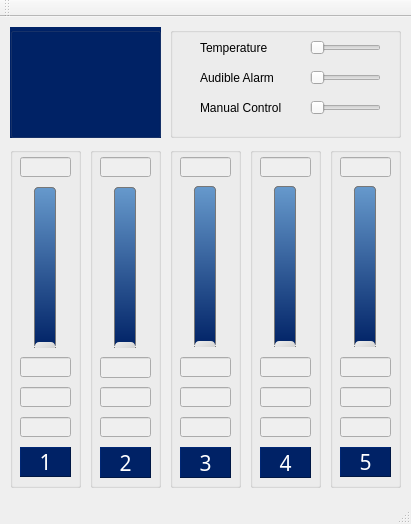
Shub77/phoebetria-code, file gui_mainwindow.ui: the form before one commit.
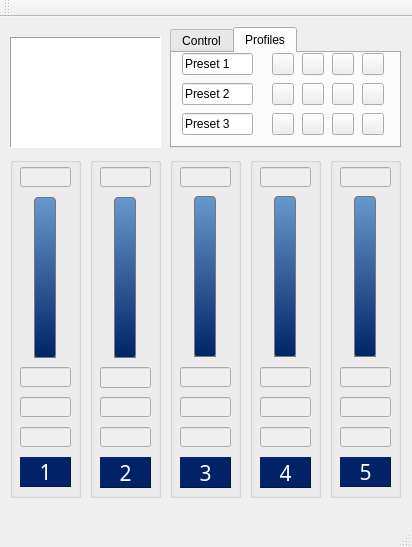
The form after the commit. The open tabs and pages were chosen to show the change. Icons and pictures are not drawn.

Commit message: Cleaned up some images and give it some profile buttons

Diff of the .ui file:
```diff
--- a/gui_mainwindow.ui
+++ b/gui_mainwindow.ui
@@ -6,8 +6,8 @@
    <rect>
     <x>0</x>
     <y>0</y>
-    <width>411</width>
-    <height>524</height>
+    <width>412</width>
+    <height>547</height>
    </rect>
   </property>
   <property name="sizePolicy">
@@ -27,7 +27,7 @@
     <property name="geometry">
      <rect>
       <x>330</x>
-      <y>130</y>
+      <y>140</y>
       <width>71</width>
       <height>341</height>
      </rect>
@@ -170,12 +170,12 @@
  }
 
  QSlider::handle:vertical {
-     background: qlineargradient(x1:0, y1:0, x2:1, y2:1, stop:0 #eee, stop:1 #ccc);
-	 width: 10px;
-	 margin-top: -6px;
-     margin-bottom: -6px;
-     border 1px solid #777;
-     border-radius: 4px;
+	 background-image: url(:/Images/slider_toggle.png);
+ 	width:35px;
+ 	height:17px;
+ 	margin:-7px;
+ 	border:0px;
+ 	padding:0px;
  }
 
  QSlider::add-page:vertical {
@@ -213,7 +213,7 @@
     <property name="geometry">
      <rect>
       <x>90</x>
-      <y>130</y>
+      <y>140</y>
       <width>71</width>
       <height>341</height>
      </rect>
@@ -356,12 +356,12 @@
  }
 
  QSlider::handle:vertical {
-     background: qlineargradient(x1:0, y1:0, x2:1, y2:1, stop:0 #eee, stop:1 #ccc);
-	 width: 10px;
-	 margin-top: -6px;
-     margin-bottom: -6px;
-     border 1px solid #777;
-     border-radius: 4px;
+	 background-image: url(:/Images/slider_toggle.png);
+ 	width:35px;
+ 	height:17px;
+ 	margin:-7px;
+ 	border:0px;
+ 	padding:0px;
  }
 
  QSlider::add-page:vertical {
@@ -399,7 +399,7 @@
     <property name="geometry">
      <rect>
       <x>250</x>
-      <y>130</y>
+      <y>140</y>
       <width>71</width>
       <height>341</height>
      </rect>
@@ -542,12 +542,12 @@
  }
 
  QSlider::handle:vertical {
-     background: qlineargradient(x1:0, y1:0, x2:1, y2:1, stop:0 #eee, stop:1 #ccc);
-	 width: 10px;
-	 margin-top: -6px;
-     margin-bottom: -6px;
-     border 1px solid #777;
-     border-radius: 4px;
+	 background-image: url(:/Images/slider_toggle.png);
+ 	width:35px;
+ 	height:17px;
+ 	margin:-7px;
+ 	border:0px;
+ 	padding:0px;
  }
 
  QSlider::add-page:vertical {
@@ -591,7 +591,7 @@
     <property name="geometry">
      <rect>
       <x>170</x>
-      <y>130</y>
+      <y>140</y>
       <width>71</width>
       <height>341</height>
      </rect>
@@ -734,12 +734,12 @@
  }
 
  QSlider::handle:vertical {
-     background: qlineargradient(x1:0, y1:0, x2:1, y2:1, stop:0 #eee, stop:1 #ccc);
-	 width: 10px;
-	 margin-top: -6px;
-     margin-bottom: -6px;
-     border 1px solid #777;
-     border-radius: 4px;
+	 background-image: url(:/Images/slider_toggle.png);
+ 	width:35px;
+ 	height:17px;
+ 	margin:-7px;
+ 	border:0px;
+ 	padding:0px;
  }
 
  QSlider::add-page:vertical {
@@ -777,7 +777,7 @@
     <property name="geometry">
      <rect>
       <x>10</x>
-      <y>130</y>
+      <y>140</y>
       <width>71</width>
       <height>341</height>
      </rect>
@@ -943,12 +943,12 @@
  }
 
  QSlider::handle:vertical {
-     background: qlineargradient(x1:0, y1:0, x2:1, y2:1, stop:0 #eee, stop:1 #ccc);
-	 width: 10px;
-	 margin-top: -6px;
-     margin-bottom: -6px;
-     border 1px solid #777;
-     border-radius: 4px;
+	 background-image: url(:/Images/slider_toggle.png);
+ 	width:35px;
+ 	height:17px;
+ 	margin:-7px;
+ 	border:0px;
+ 	padding:0px;
  }
 
  QSlider::add-page:vertical {
@@ -982,88 +982,70 @@
      </property>
     </widget>
    </widget>
-   <widget class="QGroupBox" name="groupBox">
+   <widget class="QGraphicsView" name="graphicsView">
+    <property name="geometry">
+     <rect>
+      <x>10</x>
+      <y>20</y>
+      <width>151</width>
+      <height>111</height>
+     </rect>
+    </property>
+    <property name="minimumSize">
+     <size>
+      <width>151</width>
+      <height>111</height>
+     </size>
+    </property>
+    <property name="maximumSize">
+     <size>
+      <width>151</width>
+      <height>111</height>
+     </size>
+    </property>
+    <property name="styleSheet">
+     <string notr="true">background-image: url(:/Images/phoebetria_fan.gif);</string>
+    </property>
+    <property name="frameShape">
+     <enum>QFrame::Panel</enum>
+    </property>
+    <property name="frameShadow">
+     <enum>QFrame::Sunken</enum>
+    </property>
+    <property name="verticalScrollBarPolicy">
+     <enum>Qt::ScrollBarAlwaysOff</enum>
+    </property>
+    <property name="horizontalScrollBarPolicy">
+     <enum>Qt::ScrollBarAlwaysOff</enum>
+    </property>
+   </widget>
+   <widget class="QTabWidget" name="tabWidget">
     <property name="geometry">
      <rect>
       <x>170</x>
       <y>10</y>
       <width>231</width>
-      <height>111</height>
+      <height>121</height>
      </rect>
     </property>
-    <property name="styleSheet">
-     <string notr="true"/>
+    <property name="currentIndex">
+     <number>0</number>
     </property>
-    <property name="title">
-     <string/>
-    </property>
-    <widget class="QLabel" name="label">
-     <property name="geometry">
-      <rect>
-       <x>30</x>
-       <y>10</y>
-       <width>111</width>
-       <height>21</height>
-      </rect>
-     </property>
-     <property name="minimumSize">
-      <size>
-       <width>0</width>
-       <height>21</height>
-      </size>
-     </property>
-     <property name="font">
-      <font>
-       <kerning>true</kerning>
-      </font>
-     </property>
-     <property name="text">
-      <string>Temperature</string>
-     </property>
-    </widget>
-    <widget class="QLabel" name="label_2">
-     <property name="geometry">
-      <rect>
-       <x>30</x>
-       <y>40</y>
-       <width>111</width>
-       <height>21</height>
-      </rect>
-     </property>
-     <property name="minimumSize">
-      <size>
-       <width>0</width>
-       <height>21</height>
-      </size>
-     </property>
-     <property name="text">
-      <string>Audible Alarm</string>
-     </property>
-    </widget>
-    <widget class="QLabel" name="label_3">
-     <property name="geometry">
-      <rect>
-       <x>30</x>
-       <y>70</y>
-       <width>111</width>
-       <height>21</height>
-      </rect>
-     </property>
-     <property name="text">
-      <string>Manual Control</string>
-     </property>
-    </widget>
-    <widget class="QSlider" name="ctrl_isAudibleAlarm">
-     <property name="geometry">
-      <rect>
-       <x>140</x>
-       <y>40</y>
-       <width>71</width>
-       <height>21</height>
-      </rect>
-     </property>
-     <property name="styleSheet">
-      <string notr="true">QSlider {
+    <widget class="QWidget" name="tab">
+     <attribute name="title">
+      <string>Control</string>
+     </attribute>
+     <widget class="QSlider" name="ctrl_isAudibleAlarm">
+      <property name="geometry">
+       <rect>
+        <x>140</x>
+        <y>30</y>
+        <width>71</width>
+        <height>21</height>
+       </rect>
+      </property>
+      <property name="styleSheet">
+       <string notr="true">QSlider {
  min-width:71px;
  min-height:21px;
  max-width:71px;
@@ -1136,25 +1118,38 @@
  padding:0px;
  }
 </string>
-     </property>
-     <property name="maximum">
-      <number>1</number>
-     </property>
-     <property name="orientation">
-      <enum>Qt::Horizontal</enum>
-     </property>
-    </widget>
-    <widget class="QSlider" name="ctrl_isManual">
-     <property name="geometry">
-      <rect>
-       <x>140</x>
-       <y>70</y>
-       <width>71</width>
-       <height>21</height>
-      </rect>
-     </property>
-     <property name="styleSheet">
-      <string notr="true">QSlider {
+      </property>
+      <property name="maximum">
+       <number>1</number>
+      </property>
+      <property name="orientation">
+       <enum>Qt::Horizontal</enum>
+      </property>
+     </widget>
+     <widget class="QLabel" name="label_3">
+      <property name="geometry">
+       <rect>
+        <x>10</x>
+        <y>60</y>
+        <width>121</width>
+        <height>21</height>
+       </rect>
+      </property>
+      <property name="text">
+       <string>Manual Control</string>
+      </property>
+     </widget>
+     <widget class="QSlider" name="ctrl_isManual">
+      <property name="geometry">
+       <rect>
+        <x>140</x>
+        <y>60</y>
+        <width>71</width>
+        <height>21</height>
+       </rect>
+      </property>
+      <property name="styleSheet">
+       <string notr="true">QSlider {
  min-width:71px;
  min-height:21px;
  max-width:71px;
@@ -1227,25 +1222,68 @@
  padding:0px;
  }
 </string>
-     </property>
-     <property name="maximum">
-      <number>1</number>
-     </property>
-     <property name="orientation">
-      <enum>Qt::Horizontal</enum>
-     </property>
-    </widget>
-    <widget class="QSlider" name="ctrl_tempScaleToggle">
-     <property name="geometry">
-      <rect>
-       <x>140</x>
-       <y>10</y>
-       <width>71</width>
-       <height>21</height>
-      </rect>
-     </property>
-     <property name="styleSheet">
-      <string notr="true">QSlider {
+      </property>
+      <property name="maximum">
+       <number>1</number>
+      </property>
+      <property name="orientation">
+       <enum>Qt::Horizontal</enum>
+      </property>
+     </widget>
+     <widget class="QLabel" name="label_2">
+      <property name="geometry">
+       <rect>
+        <x>10</x>
+        <y>30</y>
+        <width>121</width>
+        <height>21</height>
+       </rect>
+      </property>
+      <property name="minimumSize">
+       <size>
+        <width>0</width>
+        <height>21</height>
+       </size>
+      </property>
+      <property name="text">
+       <string>Audible Alarm</string>
+      </property>
+     </widget>
+     <widget class="QLabel" name="label">
+      <property name="geometry">
+       <rect>
+        <x>10</x>
+        <y>0</y>
+        <width>121</width>
+        <height>21</height>
+       </rect>
+      </property>
+      <property name="minimumSize">
+       <size>
+        <width>0</width>
+        <height>21</height>
+       </size>
+      </property>
+      <property name="font">
+       <font>
+        <kerning>true</kerning>
+       </font>
+      </property>
+      <property name="text">
+       <string>Temperature Scale</string>
+      </property>
+     </widget>
+     <widget class="QSlider" name="ctrl_tempScaleToggle">
+      <property name="geometry">
+       <rect>
+        <x>140</x>
+        <y>0</y>
+        <width>71</width>
+        <height>21</height>
+       </rect>
+      </property>
+      <property name="styleSheet">
+       <string notr="true">QSlider {
  min-width:71px;
  min-height:21px;
  max-width:71px;
@@ -1318,31 +1356,344 @@
  padding:0px;
  }
 </string>
-     </property>
-     <property name="maximum">
-      <number>1</number>
-     </property>
-     <property name="orientation">
-      <enum>Qt::Horizontal</enum>
-     </property>
+      </property>
+      <property name="maximum">
+       <number>1</number>
+      </property>
+      <property name="orientation">
+       <enum>Qt::Horizontal</enum>
+      </property>
+     </widget>
     </widget>
-   </widget>
-   <widget class="QGroupBox" name="groupBox_7">
-    <property name="geometry">
-     <rect>
-      <x>10</x>
-      <y>10</y>
-      <width>151</width>
-      <height>111</height>
-     </rect>
-    </property>
-    <property name="styleSheet">
-     <string notr="true">background-color: #026;
-color: #fff;</string>
-    </property>
-    <property name="title">
-     <string/>
-    </property>
+    <widget class="QWidget" name="tab_2">
+     <attribute name="title">
+      <string>Profiles</string>
+     </attribute>
+     <widget class="QLineEdit" name="lineEdit">
+      <property name="geometry">
+       <rect>
+        <x>10</x>
+        <y>0</y>
+        <width>71</width>
+        <height>22</height>
+       </rect>
+      </property>
+      <property name="text">
+       <string>Preset 1</string>
+      </property>
+     </widget>
+     <widget class="QLineEdit" name="lineEdit_2">
+      <property name="geometry">
+       <rect>
+        <x>10</x>
+        <y>30</y>
+        <width>71</width>
+        <height>22</height>
+       </rect>
+      </property>
+      <property name="text">
+       <string>Preset 2</string>
+      </property>
+     </widget>
+     <widget class="QLineEdit" name="lineEdit_3">
+      <property name="geometry">
+       <rect>
+        <x>10</x>
+        <y>60</y>
+        <width>71</width>
+        <height>22</height>
+       </rect>
+      </property>
+      <property name="text">
+       <string>Preset 3</string>
+      </property>
+     </widget>
+     <widget class="QPushButton" name="pushButton">
+      <property name="geometry">
+       <rect>
+        <x>100</x>
+        <y>0</y>
+        <width>22</width>
+        <height>22</height>
+       </rect>
+      </property>
+      <property name="maximumSize">
+       <size>
+        <width>25</width>
+        <height>25</height>
+       </size>
+      </property>
+      <property name="toolTip">
+       <string>Load Preset</string>
+      </property>
+      <property name="styleSheet">
+       <string notr="true"/>
+      </property>
+      <property name="text">
+       <string/>
+      </property>
+      <property name="icon">
+       <iconset resource="gui_resources.qrc">
+        <normaloff>:/Images/profile_load.png</normaloff>:/Images/profile_load.png</iconset>
+      </property>
+     </widget>
+     <widget class="QPushButton" name="pushButton_2">
+      <property name="geometry">
+       <rect>
+        <x>130</x>
+        <y>0</y>
+        <width>22</width>
+        <height>22</height>
+       </rect>
+      </property>
+      <property name="toolTip">
+       <string>Set Preset</string>
+      </property>
+      <property name="text">
+       <string/>
+      </property>
+      <property name="icon">
+       <iconset resource="gui_resources.qrc">
+        <normaloff>:/Images/profile_set.png</normaloff>:/Images/profile_set.png</iconset>
+      </property>
+     </widget>
+     <widget class="QPushButton" name="pushButton_3">
+      <property name="geometry">
+       <rect>
+        <x>160</x>
+        <y>0</y>
+        <width>22</width>
+        <height>22</height>
+       </rect>
+      </property>
+      <property name="toolTip">
+       <string>Reset Preset</string>
+      </property>
+      <property name="text">
+       <string/>
+      </property>
+      <property name="icon">
+       <iconset resource="gui_resources.qrc">
+        <normaloff>:/Images/profile_reset.png</normaloff>:/Images/profile_reset.png</iconset>
+      </property>
+     </widget>
+     <widget class="QPushButton" name="pushButton_4">
+      <property name="geometry">
+       <rect>
+        <x>190</x>
+        <y>0</y>
+        <width>22</width>
+        <height>22</height>
+       </rect>
+      </property>
+      <property name="maximumSize">
+       <size>
+        <width>16777200</width>
+        <height>16777215</height>
+       </size>
+      </property>
+      <property name="toolTip">
+       <string>Save Preset</string>
+      </property>
+      <property name="text">
+       <string/>
+      </property>
+      <property name="icon">
+       <iconset resource="gui_resources.qrc">
+        <normaloff>:/Images/profile_save.png</normaloff>:/Images/profile_save.png</iconset>
+      </property>
+     </widget>
+     <widget class="QPushButton" name="pushButton_5">
+      <property name="geometry">
+       <rect>
+        <x>130</x>
+        <y>30</y>
+        <width>22</width>
+        <height>22</height>
+       </rect>
+      </property>
+      <property name="toolTip">
+       <string>Set Preset</string>
+      </property>
+      <property name="text">
+       <string/>
+      </property>
+      <property name="icon">
+       <iconset resource="gui_resources.qrc">
+        <normaloff>:/Images/profile_set.png</normaloff>:/Images/profile_set.png</iconset>
+      </property>
+     </widget>
+     <widget class="QPushButton" name="pushButton_6">
+      <property name="geometry">
+       <rect>
+        <x>100</x>
+        <y>30</y>
+        <width>22</width>
+        <height>22</height>
+       </rect>
+      </property>
+      <property name="maximumSize">
+       <size>
+        <width>25</width>
+        <height>25</height>
+       </size>
+      </property>
+      <property name="toolTip">
+       <string>Load Preset</string>
+      </property>
+      <property name="styleSheet">
+       <string notr="true"/>
+      </property>
+      <property name="text">
+       <string/>
+      </property>
+      <property name="icon">
+       <iconset resource="gui_resources.qrc">
+        <normaloff>:/Images/profile_load.png</normaloff>:/Images/profile_load.png</iconset>
+      </property>
+     </widget>
+     <widget class="QPushButton" name="pushButton_7">
+      <property name="geometry">
+       <rect>
+        <x>160</x>
+        <y>30</y>
+        <width>22</width>
+        <height>22</height>
+       </rect>
+      </property>
+      <property name="toolTip">
+       <string>Reset Preset</string>
+      </property>
+      <property name="text">
+       <string/>
+      </property>
+      <property name="icon">
+       <iconset resource="gui_resources.qrc">
+        <normaloff>:/Images/profile_reset.png</normaloff>:/Images/profile_reset.png</iconset>
+      </property>
+     </widget>
+     <widget class="QPushButton" name="pushButton_8">
+      <property name="geometry">
+       <rect>
+        <x>190</x>
+        <y>30</y>
+        <width>22</width>
+        <height>22</height>
+       </rect>
+      </property>
+      <property name="maximumSize">
+       <size>
+        <width>16777200</width>
+        <height>16777215</height>
+       </size>
+      </property>
+      <property name="toolTip">
+       <string>Save Preset</string>
+      </property>
+      <property name="text">
+       <string/>
+      </property>
+      <property name="icon">
+       <iconset resource="gui_resources.qrc">
+        <normaloff>:/Images/profile_save.png</normaloff>:/Images/profile_save.png</iconset>
+      </property>
+     </widget>
+     <widget class="QPushButton" name="pushButton_9">
+      <property name="geometry">
+       <rect>
+        <x>130</x>
+        <y>60</y>
+        <width>22</width>
+        <height>22</height>
+       </rect>
+      </property>
+      <property name="toolTip">
+       <string>Set Preset</string>
+      </property>
+      <property name="text">
+       <string/>
+      </property>
+      <property name="icon">
+       <iconset resource="gui_resources.qrc">
+        <normaloff>:/Images/profile_set.png</normaloff>:/Images/profile_set.png</iconset>
+      </property>
+     </widget>
+     <widget class="QPushButton" name="pushButton_10">
+      <property name="geometry">
+       <rect>
+        <x>100</x>
+        <y>60</y>
+        <width>22</width>
+        <height>22</height>
+       </rect>
+      </property>
+      <property name="maximumSize">
+       <size>
+        <width>25</width>
+        <height>25</height>
+       </size>
+      </property>
+      <property name="toolTip">
+       <string>Load Preset</string>
+      </property>
+      <property name="styleSheet">
+       <string notr="true"/>
+      </property>
+      <property name="text">
+       <string/>
+      </property>
+      <property name="icon">
+       <iconset resource="gui_resources.qrc">
+        <normaloff>:/Images/profile_load.png</normaloff>:/Images/profile_load.png</iconset>
+      </property>
+     </widget>
+     <widget class="QPushButton" name="pushButton_11">
+      <property name="geometry">
+       <rect>
+        <x>160</x>
+        <y>60</y>
+        <width>22</width>
+        <height>22</height>
+       </rect>
+      </property>
+      <property name="toolTip">
+       <string>Reset Preset</string>
+      </property>
+      <property name="text">
+       <string/>
+      </property>
+      <property name="icon">
+       <iconset resource="gui_resources.qrc">
+        <normaloff>:/Images/profile_reset.png</normaloff>:/Images/profile_reset.png</iconset>
+      </property>
+     </widget>
+     <widget class="QPushButton" name="pushButton_12">
+      <property name="geometry">
+       <rect>
+        <x>190</x>
+        <y>60</y>
+        <width>22</width>
+        <height>22</height>
+       </rect>
+      </property>
+      <property name="maximumSize">
+       <size>
+        <width>16777200</width>
+        <height>16777215</height>
+       </size>
+      </property>
+      <property name="toolTip">
+       <string>Save Preset</string>
+      </property>
+      <property name="text">
+       <string/>
+      </property>
+      <property name="icon">
+       <iconset resource="gui_resources.qrc">
+        <normaloff>:/Images/profile_save.png</normaloff>:/Images/profile_save.png</iconset>
+      </property>
+     </widget>
+    </widget>
    </widget>
   </widget>
   <widget class="QMenuBar" name="menuBar">
```
Left out of the diff: 66 changed lines with no effect on the pictures. The commit also changes 27 other files.
